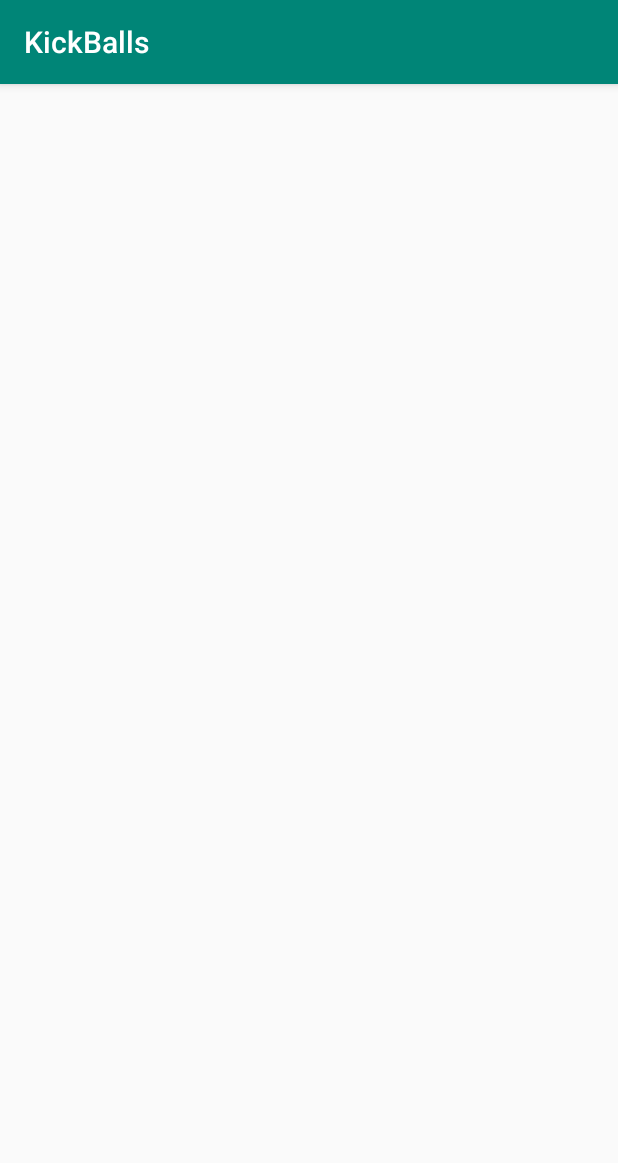
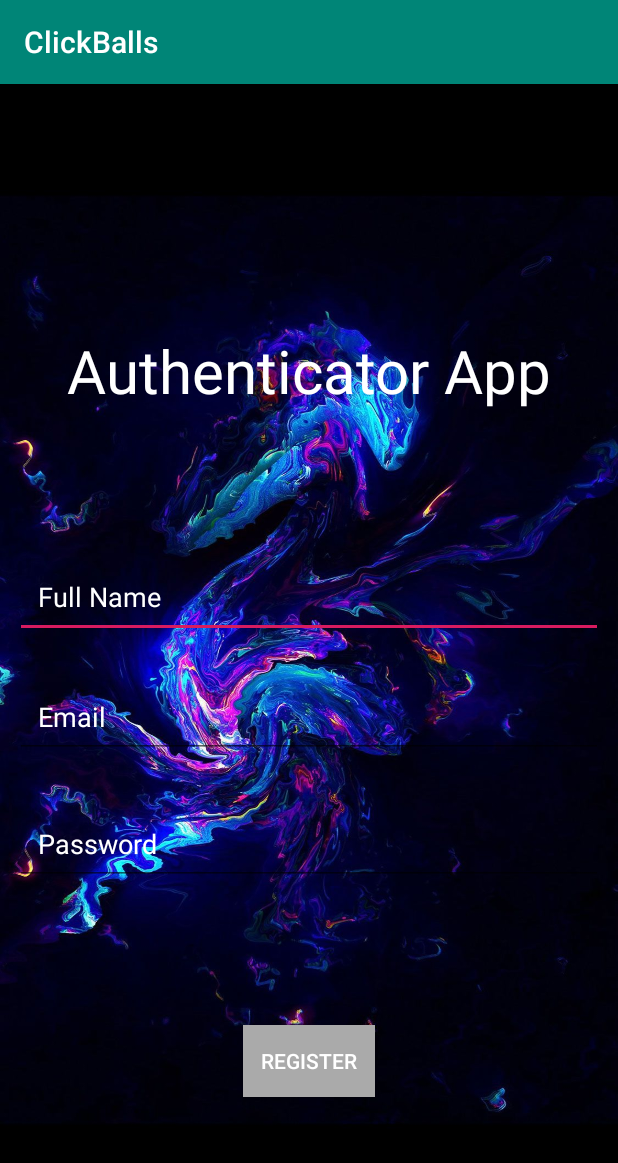
Before and after one commit to adarsh2858/KickBalls, an Android app: the Register screen opened directly, with no data from a screen before it, on a phone screen of 412 x 824 dp. Shown: the top 1163 px of the screen. Run offline under Robolectric (Android 15) with nearby library versions, the phone set to English and light mode, and no system bars.

Commit message:
Add audio and background and cricket balls and new logo

```diff
--- a/app/src/main/AndroidManifest.xml
+++ b/app/src/main/AndroidManifest.xml
@@ -4,9 +4,9 @@
 
     <application
         android:allowBackup="true"
-        android:icon="@mipmap/ic_launcher"
+        android:icon="@mipmap/click_balls"
         android:label="@string/app_name"
-        android:roundIcon="@mipmap/ic_launcher_round"
+        android:roundIcon="@mipmap/click_balls"
         android:supportsRtl="true"
         android:theme="@style/AppTheme">
         <activity
--- a/app/src/main/res/drawable/round_button.xml
+++ b/app/src/main/res/drawable/pink_circle.xml
@@ -2,12 +2,12 @@
 <selector xmlns:android="http://schemas.android.com/apk/res/android">
     <item android:state_pressed="false">
         <shape android:shape="oval">
-            <solid android:color="#fa09ad"/>
+            <solid android:color="#FF69B4"/>
         </shape>
     </item>
     <item android:state_pressed="true">
         <shape android:shape="oval">
-            <solid android:color="#c20586"/>
+            <solid android:color="#FF69B4"/>
         </shape>
     </item>
 </selector>
--- a/app/src/main/res/layout/activity_register.xml
+++ b/app/src/main/res/layout/activity_register.xml
@@ -4,6 +4,73 @@
     xmlns:tools="http://schemas.android.com/tools"
     android:layout_width="match_parent"
     android:layout_height="match_parent"
-    tools:context=".Register">
+    tools:context=".Register"
+    android:background="@drawable/iphone_background">
+
+    <TextView
+        android:id="@+id/textView"
+        android:layout_width="wrap_content"
+        android:layout_height="wrap_content"
+        android:text="Authenticator App"
+        android:textColor="@android:color/white"
+        android:textAlignment="center"
+        android:textSize="40dp"
+        app:layout_constraintBottom_toBottomOf="parent"
+        app:layout_constraintEnd_toEndOf="parent"
+        app:layout_constraintStart_toStartOf="parent"
+        app:layout_constraintTop_toTopOf="parent"
+        app:layout_constraintVertical_bias="0.23000002" />
+
+    <EditText
+        android:id="@+id/editText"
+        android:layout_width="match_parent"
+        android:layout_height="50dp"
+        android:textColor="@android:color/white"
+        android:hint="Full Name"
+        android:layout_margin="10dp"
+        android:textColorHint="@android:color/white"
+        android:inputType="text"
+        android:padding="15dp"
+        app:layout_constraintBottom_toBottomOf="parent"
+        app:layout_constraintTop_toBottomOf="@+id/textView"
+        app:layout_constraintVertical_bias="0.19" />
+
+    <EditText
+        android:id="@+id/editText2"
+        android:layout_width="match_parent"
+        android:layout_height="50dp"
+        android:layout_margin="10dp"
+        android:hint="Email"
+        android:inputType="textEmailAddress"
+        android:padding="15dp"
+        android:textColorHint="@android:color/white"
+        app:layout_constraintBottom_toBottomOf="parent"
+        app:layout_constraintTop_toBottomOf="@+id/editText"
+        app:layout_constraintVertical_bias="0.060000002"
+        tools:layout_editor_absoluteX="10dp" />
+
+    <EditText
+        android:id="@+id/editText3"
+        android:layout_width="match_parent"
+        android:layout_height="wrap_content"
+        android:layout_margin="10dp"
+        android:hint="Password"
+        android:padding="15dp"
+        android:textColorHint="#fff"
+        app:layout_constraintBottom_toBottomOf="parent"
+        app:layout_constraintTop_toBottomOf="@+id/editText2"
+        app:layout_constraintVertical_bias="0.07999998"
+        tools:layout_editor_absoluteX="10dp" />
+
+    <Button
+        android:layout_width="wrap_content"
+        android:layout_height="wrap_content"
+        android:background="@android:color/darker_gray"
+        android:text="REGISTER"
+        android:textColor="#fff"
+        app:layout_constraintBottom_toBottomOf="parent"
+        app:layout_constraintEnd_toEndOf="parent"
+        app:layout_constraintStart_toStartOf="parent"
+        app:layout_constraintTop_toBottomOf="@+id/editText3" />
 
 </androidx.constraintlayout.widget.ConstraintLayout>
--- a/app/src/main/res/values/strings.xml
+++ b/app/src/main/res/values/strings.xml
@@ -1,5 +1,5 @@
 <resources>
-    <string name="app_name">KickBalls</string>
+    <string name="app_name">ClickBalls</string>
     <string name="title_activity_login">LoginActivity</string>
     <string name="prompt_email">Email</string>
     <string name="prompt_password">Password</string>
```
Also changed, not shown: app/src/main/java/com/example/kickballs/MainActivity.java (+55 -63 lines), app/src/main/res/drawable-v21/round_button.xml (deleted, +0 -9 lines), app/src/main/res/layout/activity_main.xml (+97 -65 lines), app/src/main/res/drawable/green_circle.xml (renamed from app/src/main/res/drawable/new_round_button.xml), app/src/main/res/drawable/iphone_background.jpg (added), app/src/main/res/drawable/red_ball.png (added), app/src/main/res/drawable/white_ball.png (added), app/src/main/res/mipmap-hdpi/click_balls.png (added), 2 other files.
